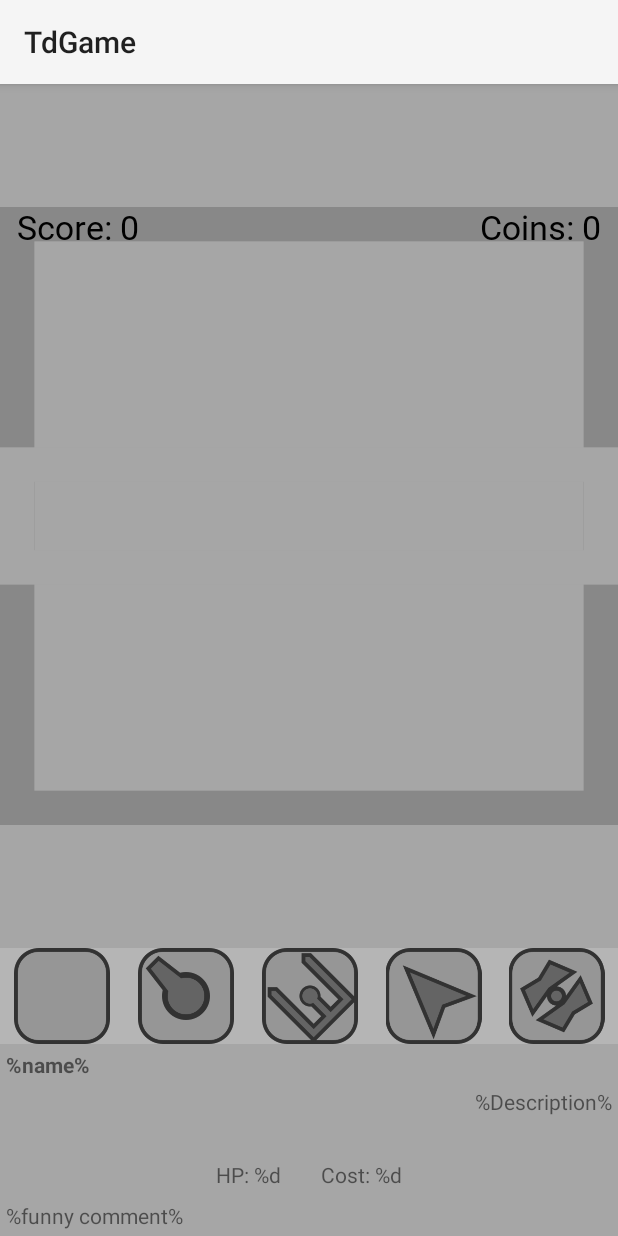
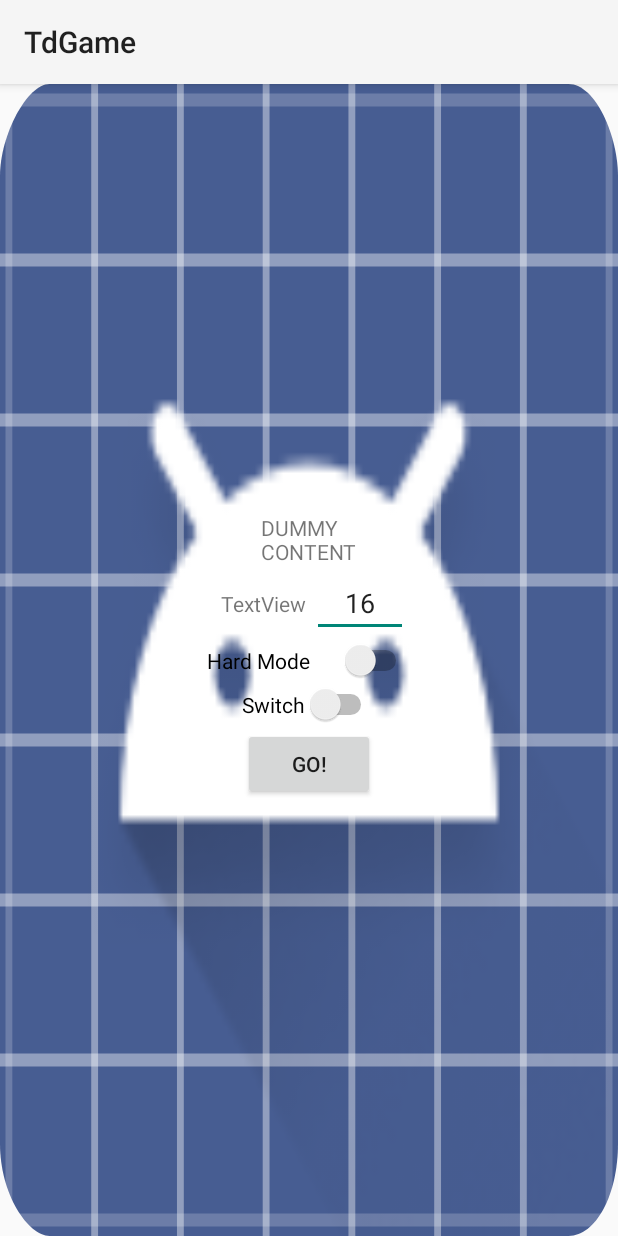
Before and after one commit to AndrewLuckett/DDC, an Android app: the screen it shows after launch (TdGame before the commit, TdMenuActivity after it), on a phone screen of 412 x 824 dp. Run offline under Robolectric (Android 15) with nearby library versions, the phone set to English and light mode, and no system bars; Roboto replaces fonts that are not available here.

Commit message:
Add menu and change arena to have to be square

```diff
--- a/ASGame/app/build.gradle
+++ b/ASGame/app/build.gradle
@@ -28,4 +28,5 @@ dependencies {
 
     implementation 'androidx.appcompat:appcompat:1.1.0'
     implementation 'androidx.legacy:legacy-support-v4:1.0.0'
+    implementation 'androidx.constraintlayout:constraintlayout:1.1.3'
 }
--- a/ASGame/app/src/main/java/andrew/DDC/core/GameThread.java
+++ b/ASGame/app/src/main/java/andrew/DDC/core/GameThread.java
@@ -13,8 +13,6 @@ import java.util.concurrent.ArrayBlockingQueue;
 
 
 public class GameThread extends Thread {
-    private final int width; //Arena width in tiles
-    private final int height; //Arena height in tiles
     private Handler mHandler; //Message bus
 
     private ArrayBlockingQueue<Point> inputQueue = new ArrayBlockingQueue<>(32);
@@ -26,20 +24,15 @@ public class GameThread extends Thread {
     private volatile boolean safeToDraw = false;
     //Is it safe to ask arenaView to draw again
 
-    private float rot = 0;
     private float fps;
     //Temp
 
     private GameInterface theGame;
 
 
-    public GameThread(int width, int height,GameInterface theGame, Handler mHandler) {
-        this.width = width;
-        this.height = height;
+    public GameThread(GameInterface theGame, Handler mHandler) {
         this.theGame = theGame;
         this.mHandler = mHandler;
-
-        //theGame = new ArenaController(width, height);
     }
 
     @Override
--- a/ASGame/app/src/main/java/andrew/DDC/core/GameViewInterface.java
+++ b/ASGame/app/src/main/java/andrew/DDC/core/GameViewInterface.java
@@ -1,6 +1,6 @@
 package andrew.DDC.core;
 
 public interface GameViewInterface {
-    void setup(int arenaWidth, int arenaHeight, GameThread game);
+    void setup(int arenaSize, GameThread game);
     void update();
 }
--- a/ASGame/app/src/main/java/andrew/DDC/core/MessageTypes.java
+++ b/ASGame/app/src/main/java/andrew/DDC/core/MessageTypes.java
@@ -1,7 +1,7 @@
 package andrew.DDC.core;
 
 public enum MessageTypes {
-    Selection,
+    selection,
     finished,
     update
 }
--- /dev/null
+++ b/ASGame/app/src/main/java/andrew/DDC/game/back/TdGame.java
@@ -0,0 +1,45 @@
+package andrew.DDC.game.back;
+
+import android.graphics.Point;
+import android.os.Bundle;
+
+import androidx.core.util.Consumer;
+
+import andrew.DDC.core.Drawable;
+import andrew.DDC.core.GameInterface;
+
+public class TdGame implements GameInterface {
+    public TdGame(int size){
+
+    }
+
+    @Override
+    public void update(float dtms) {
+
+    }
+
+    @Override
+    public Bundle handleInput(Point p) {
+        return null;
+    }
+
+    @Override
+    public void forEachDrawable(Consumer<Drawable> d) {
+
+    }
+
+    @Override
+    public int getScore() {
+        return 0;
+    }
+
+    @Override
+    public int getCoins() {
+        return 0;
+    }
+
+    @Override
+    public boolean isRunning() {
+        return false;
+    }
+}
--- a/ASGame/app/src/main/java/andrew/DDC/game/front/ArenaView.java
+++ b/ASGame/app/src/main/java/andrew/DDC/game/front/ArenaView.java
@@ -36,7 +36,7 @@ public class ArenaView extends View implements GameViewInterface {
     private Paint tpr = new Paint(); //Text paint (right weighted)
 
     float scale = 1f;
-    int arenaWidth = 10, arenaHeight = 10;
+    int arenaSize = 10;
     Vec2 offset = new Vec2(0, 0);
     Matrix canMat = new Matrix();
     Matrix dMat = new Matrix();
@@ -51,13 +51,12 @@ public class ArenaView extends View implements GameViewInterface {
 
     public ArenaView(Context context, @Nullable AttributeSet attrs) {
         super(context, attrs);
-        setup(10, 10, null); //Just in case
+        setup(10, null); //Just in case
     }
 
 
-    public void setup(int arenaWidth, int arenaHeight, GameThread game) {
-        this.arenaWidth = arenaWidth;
-        this.arenaHeight = arenaHeight;
+    public void setup(int arenaSize, GameThread game) {
+        this.arenaSize = arenaSize;
         this.game = game;
 
         boundaryPaint.setAntiAlias(true);
@@ -122,7 +121,7 @@ public class ArenaView extends View implements GameViewInterface {
         float y = offset.getY() + scale / 2;
         canvas.drawRect(x, y, getWidth() - x, getHeight() - y, boundaryPaint);
 
-        y = (arenaHeight / 2f) * scale + offset.getY() + scale;
+        y = (arenaSize / 2f) * scale + offset.getY() + scale;
         canvas.drawRect(x, y - 1.5f * scale, getWidth() - x, y + 1.5f * scale, backPaint);
 
         y = offset.getY() + scale / 2f - tp.ascent() / 2f;
@@ -148,11 +147,11 @@ public class ArenaView extends View implements GameViewInterface {
 
         if (w > h) {
             offset = new Vec2((ma - mi) / 2, 0);
-            scale = mi / (arenaHeight + 2);
         } else {
             offset = new Vec2(0, (ma - mi) / 2);
-            scale = mi / (arenaWidth + 2);
         }
+        scale = mi / (arenaSize + 2);
+
         boundaryPaint.setStrokeWidth(scale);
         backPaint.setStrokeWidth(scale);
         tp.setTextSize(scale);
--- a/ASGame/app/src/main/java/andrew/DDC/game/front/TdGame.java
+++ b/ASGame/app/src/main/java/andrew/DDC/game/front/TdGameActivity.java
@@ -11,14 +11,17 @@ import android.widget.TextView;
 import androidx.appcompat.app.AppCompatActivity;
 
 import andrew.DDC.R;
+import andrew.DDC.core.GameInterface;
 import andrew.DDC.core.GameThread;
 import andrew.DDC.core.GameViewInterface;
 import andrew.DDC.core.MessageTypes;
+import andrew.DDC.game.back.TdGame;
 import andrew.DDC.game.back.towers.TowerTypes;
 
-public class TdGame extends AppCompatActivity {
+public class TdGameActivity extends AppCompatActivity {
     TowerTypes selected;
     GameViewInterface a;
+    GameInterface g;
 
     @SuppressLint("HandlerLeak")
     private final Handler mHandler = new Handler() {
@@ -31,9 +34,10 @@ public class TdGame extends AppCompatActivity {
                 default:
                     Log.v("Warning","Unhandled message");
                     break;
-                case Selection:
+                case selection:
                     TowerTypes type = (TowerTypes) m.getData().get("type");
                     int hp = m.getData().getInt("hp");
+                    if(type == null) return;
                     setInfoText(type, hp);
                     break;
                 case update:
@@ -51,10 +55,11 @@ public class TdGame extends AppCompatActivity {
         setContentView(R.layout.activity_td_game);
         setupButtons();
 
-        GameThread game = new GameThread(16, 16,null, mHandler);
+        g = new TdGame(16);
+        GameThread game = new GameThread(g, mHandler);
         game.start();
         a = findViewById(R.id.ArenaView);
-        a.setup(16, 16, game);
+        a.setup(30, game);
 
     }
 
--- /dev/null
+++ b/ASGame/app/src/main/java/andrew/DDC/game/front/TdMenuActivity.java
@@ -0,0 +1,54 @@
+package andrew.DDC.game.front;
+
+import android.content.Intent;
+import android.os.Bundle;
+import android.view.View;
+import android.widget.CompoundButton;
+import android.widget.Switch;
+
+import androidx.appcompat.app.AppCompatActivity;
+
+import andrew.DDC.R;
+
+public class TdMenuActivity extends AppCompatActivity {
+    private int size = 16;
+    private boolean hardmode = false;
+    private boolean random = false;
+
+    @Override
+    protected void onCreate(Bundle savedInstanceState) {
+        super.onCreate(savedInstanceState);
+        setContentView(R.layout.activity_td_menu);
+
+        final Intent i = new Intent(TdMenuActivity.this, TdGameActivity.class);
+
+        Switch onOffSwitch = findViewById(R.id.sw_hardmode);
+        onOffSwitch.setOnCheckedChangeListener(new CompoundButton.OnCheckedChangeListener() {
+
+            @Override
+            public void onCheckedChanged(CompoundButton buttonView, boolean isChecked) {
+                hardmode = isChecked;
+            }
+        });
+
+        onOffSwitch = findViewById(R.id.sw_random);
+        onOffSwitch.setOnCheckedChangeListener(new CompoundButton.OnCheckedChangeListener() {
+
+            @Override
+            public void onCheckedChanged(CompoundButton buttonView, boolean isChecked) {
+                random = isChecked;
+            }
+        });
+
+        findViewById(R.id.bt_go).setOnClickListener(new View.OnClickListener() {
+            @Override
+            public void onClick(View v) {
+                i.putExtra("size",size);
+                i.putExtra("hardmode",hardmode);
+                i.putExtra("random",random);
+                startActivity(i);
+                finish();
+            }
+        });
+    }
+}
--- a/ASGame/app/src/main/res/layout/activity_td_game.xml
+++ b/ASGame/app/src/main/res/layout/activity_td_game.xml
@@ -8,7 +8,7 @@
     android:layout_height="match_parent"
     android:background="@color/main_back"
     android:orientation="vertical"
-    tools:context=".game.front.TdGame">
+    tools:context=".game.front.TdGameActivity">
 
     <andrew.DDC.game.front.ArenaView
         android:id="@+id/ArenaView"
--- /dev/null
+++ b/ASGame/app/src/main/res/layout/activity_td_menu.xml
@@ -0,0 +1,93 @@
+<?xml version="1.0" encoding="utf-8"?>
+<FrameLayout xmlns:android="http://schemas.android.com/apk/res/android"
+    xmlns:app="http://schemas.android.com/apk/res-auto"
+    xmlns:tools="http://schemas.android.com/tools"
+    android:id="@+id/FrameLayout"
+    android:layout_width="match_parent"
+    android:layout_height="match_parent"
+    android:background="@android:drawable/sym_def_app_icon"
+    tools:context="andrew.DDC.game.front.TdMenuActivity">
+
+    <androidx.constraintlayout.widget.ConstraintLayout
+        android:layout_width="match_parent"
+        android:layout_height="match_parent"
+        android:layout_margin="16dp">
+
+        <TextView
+            android:id="@+id/textView3"
+            android:layout_width="wrap_content"
+            android:layout_height="wrap_content"
+            android:layout_margin="2dp"
+            android:text="@string/dummy_content"
+            app:layout_constraintBottom_toTopOf="@+id/et_size"
+            app:layout_constraintEnd_toEndOf="parent"
+            app:layout_constraintStart_toStartOf="parent" />
+
+        <Space
+            android:id="@+id/space"
+            android:layout_width="wrap_content"
+            android:layout_height="wrap_content"
+            app:layout_constraintBottom_toBottomOf="@+id/et_size"
+            app:layout_constraintEnd_toEndOf="parent"
+            app:layout_constraintStart_toStartOf="parent"
+            app:layout_constraintTop_toTopOf="@+id/et_size" />
+
+        <TextView
+            android:id="@+id/tv_random"
+            android:layout_width="wrap_content"
+            android:layout_height="wrap_content"
+            android:layout_margin="2dp"
+            android:text="TextView"
+            app:layout_constraintBottom_toBottomOf="@+id/space"
+            app:layout_constraintEnd_toStartOf="@+id/space"
+            app:layout_constraintTop_toTopOf="@+id/space" />
+
+        <EditText
+            android:id="@+id/et_size"
+            android:layout_width="wrap_content"
+            android:layout_height="wrap_content"
+            android:layout_margin="2dp"
+            android:ems="3"
+            android:inputType="number"
+            android:text="16"
+            android:textAlignment="center"
+            app:layout_constraintBottom_toTopOf="@+id/sw_hardmode"
+            app:layout_constraintStart_toEndOf="@+id/space" />
+
+        <Switch
+            android:id="@+id/sw_hardmode"
+            android:layout_width="wrap_content"
+            android:layout_height="wrap_content"
+            android:layout_margin="2dp"
+            android:showText="false"
+            android:splitTrack="false"
+            android:switchPadding="20dp"
+            android:text="@string/hardmode"
+            app:layout_constraintBottom_toBottomOf="parent"
+            app:layout_constraintEnd_toEndOf="parent"
+            app:layout_constraintStart_toStartOf="parent"
+            app:layout_constraintTop_toTopOf="parent" />
+
+        <Button
+            android:id="@+id/bt_go"
+            android:layout_width="wrap_content"
+            android:layout_height="wrap_content"
+            android:layout_margin="2dp"
+            android:text="@string/goButton"
+            app:layout_constraintEnd_toEndOf="parent"
+            app:layout_constraintStart_toStartOf="parent"
+            app:layout_constraintTop_toBottomOf="@+id/sw_random" />
+
+        <Switch
+            android:id="@+id/sw_random"
+            android:layout_width="wrap_content"
+            android:layout_height="wrap_content"
+            android:layout_margin="2dp"
+            android:text="Switch"
+            app:layout_constraintEnd_toEndOf="parent"
+            app:layout_constraintStart_toStartOf="parent"
+            app:layout_constraintTop_toBottomOf="@+id/sw_hardmode" />
+
+    </androidx.constraintlayout.widget.ConstraintLayout>
+
+</FrameLayout>
--- a/ASGame/app/src/main/res/values/strings.xml
+++ b/ASGame/app/src/main/res/values/strings.xml
@@ -4,6 +4,11 @@
     <string name="app_name" translatable="false">TdGame</string>
     <string name="hello_world">Hello world!</string>
 
+    <string name="goButton">Go!</string>
+    <string name="hardmode">Hard Mode</string>
+    <string name="random">Random generated map</string>
+
+
     <string name="title_activity_td_game" translatable="false">TdGame</string>
     <string name="dummy_button" translatable="false">Dummy Button</string>
     <string name="dummy_content" translatable="false">DUMMY\nCONTENT</string>
```
Also changed, not shown: ASGame/app/src/main/AndroidManifest.xml (+9 -5 lines).
